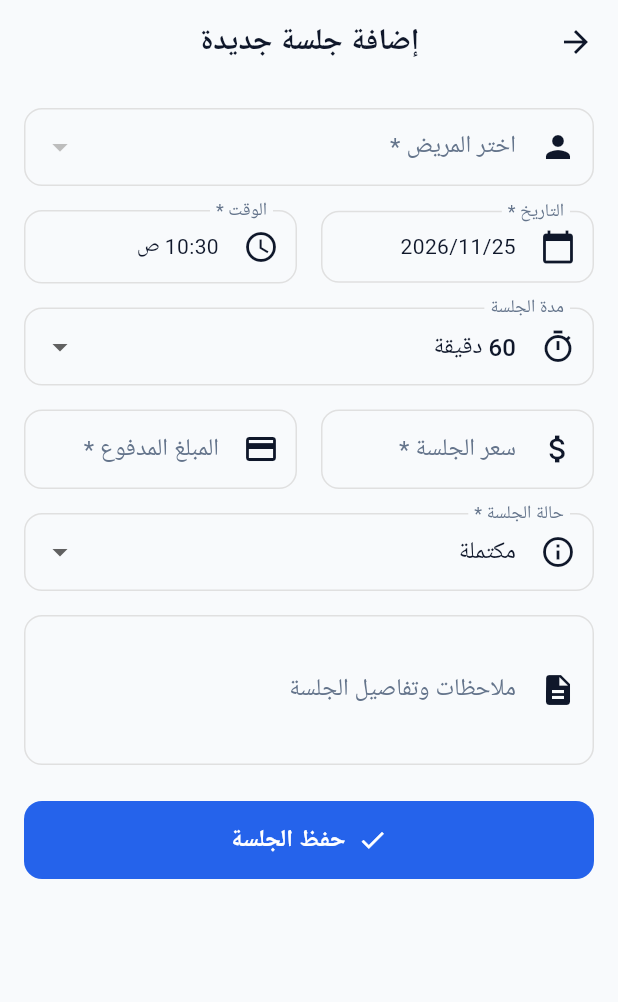
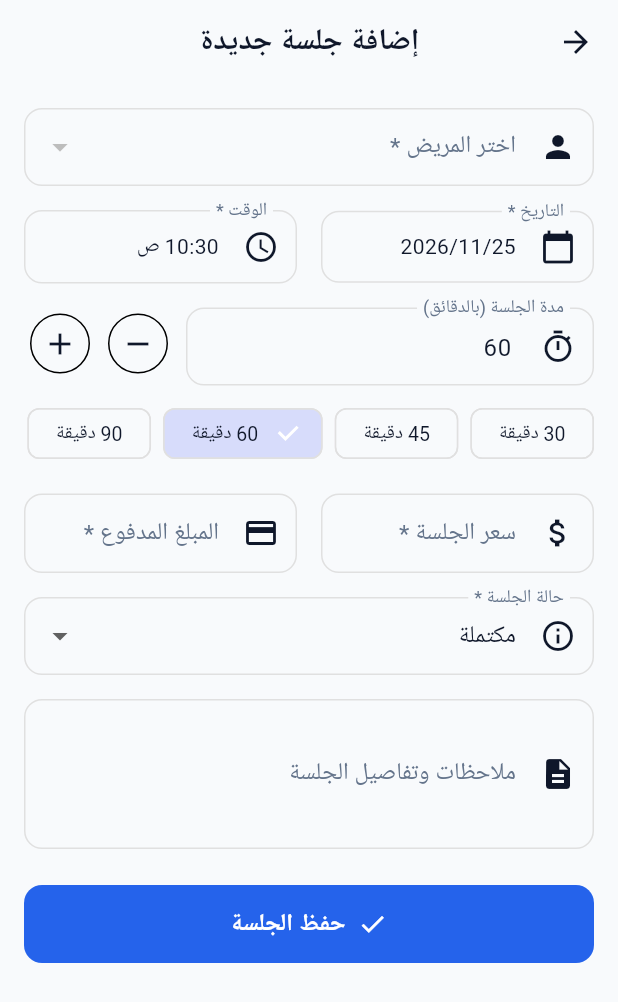
Before and after one commit to omarAhmed7525/Physical-Therapy-App, a Flutter app: the AddSessionView screen opened by its route, on a phone screen of 412 x 824 dp. Shown: the top 1002 px of the screen. Run offline on Flutter 3.47's test engine with Material 3 defaults, Android fonts, the phone set to English and light mode, and no system bars; our stand-ins replace cloud_firestore, firebase_auth, firebase_core, fl_chart, flutter_local_notifications, flutter_map and 6 more; accounts and stored records are empty; generated files the repository leaves out were written again.

Commit message:
S4: replace duration dropdown with manual DurationField widget

```diff
--- a/lib/features/sessions/add_session_view.dart
+++ b/lib/features/sessions/add_session_view.dart
@@ -8,6 +8,7 @@ import 'package:physical_therapy/providers/patient_provider.dart';
 import 'package:physical_therapy/providers/session_provider.dart';
 import 'package:physical_therapy/widgets/custom_button.dart';
 import 'package:physical_therapy/widgets/custom_textfield.dart';
+import 'package:physical_therapy/widgets/duration_field.dart';
 import 'package:provider/provider.dart';
 
 /// Arguments for opening the Add Session view.
@@ -365,25 +366,11 @@ class _AddSessionViewState extends State<AddSessionView> {
               ),
               const SizedBox(height: 16),
 
-              // ── Duration Dropdown ──────────────────────────────────────────
-              DropdownButtonFormField<int>(
+              // ── Duration Field ─────────────────────────────────────────────
+              DurationField(
                 initialValue: _selectedDurationMinutes,
-                decoration: const InputDecoration(
-                  labelText: 'مدة الجلسة',
-                  prefixIcon: Icon(Icons.timer_outlined),
-                ),
-                items: const [
-                  DropdownMenuItem(value: 30, child: Text('30 دقيقة')),
-                  DropdownMenuItem(value: 45, child: Text('45 دقيقة')),
-                  DropdownMenuItem(value: 60, child: Text('60 دقيقة')),
-                  DropdownMenuItem(value: 90, child: Text('90 دقيقة')),
-                ],
                 onChanged: (value) {
-                  if (value != null) {
-                    setState(() {
-                      _selectedDurationMinutes = value;
-                    });
-                  }
+                  _selectedDurationMinutes = value;
                 },
               ),
               const SizedBox(height: 16),
--- /dev/null
+++ b/lib/widgets/duration_field.dart
@@ -0,0 +1,120 @@
+import 'package:flutter/material.dart';
+import 'package:flutter/services.dart';
+
+/// Shared duration input field with quick-pick chips (30, 45, 60, 90)
+/// and +/- 5-minute stepper buttons.
+class DurationField extends StatefulWidget {
+  final int initialValue;
+  final ValueChanged<int> onChanged;
+
+  const DurationField({
+    super.key,
+    required this.initialValue,
+    required this.onChanged,
+  });
+
+  @override
+  State<DurationField> createState() => _DurationFieldState();
+}
+
+class _DurationFieldState extends State<DurationField> {
+  static const List<int> _quickPicks = [30, 45, 60, 90];
+  late final TextEditingController _controller;
+  late int _currentValue;
+
+  @override
+  void initState() {
+    super.initState();
+    _currentValue = widget.initialValue;
+    _controller = TextEditingController(text: _currentValue.toString());
+  }
+
+  @override
+  void dispose() {
+    _controller.dispose();
+    super.dispose();
+  }
+
+  void _setValue(int value) {
+    final clamped = value.clamp(5, 480);
+    setState(() {
+      _currentValue = clamped;
+      _controller.text = clamped.toString();
+      _controller.selection = TextSelection.fromPosition(
+        TextPosition(offset: _controller.text.length),
+      );
+    });
+    widget.onChanged(clamped);
+  }
+
+  @override
+  Widget build(BuildContext context) {
+    final theme = Theme.of(context);
+
+    return Column(
+      crossAxisAlignment: CrossAxisAlignment.start,
+      children: [
+        Row(
+          crossAxisAlignment: CrossAxisAlignment.start,
+          children: [
+            Expanded(
+              child: TextFormField(
+                controller: _controller,
+                keyboardType: TextInputType.number,
+                inputFormatters: [FilteringTextInputFormatter.digitsOnly],
+                decoration: const InputDecoration(
+                  labelText: 'مدة الجلسة (بالدقائق)',
+                  prefixIcon: Icon(Icons.timer_outlined),
+                ),
+                onChanged: (text) {
+                  final parsed = int.tryParse(text.trim());
+                  setState(() {
+                    _currentValue = parsed ?? 0;
+                  });
+                  if (parsed != null && parsed >= 5 && parsed <= 480) {
+                    widget.onChanged(parsed);
+                  }
+                },
+                validator: (value) {
+                  if (value == null || value.trim().isEmpty) {
+                    return 'أدخل مدة بين 5 و 480 دقيقة';
+                  }
+                  final parsed = int.tryParse(value.trim());
+                  if (parsed == null || parsed < 5 || parsed > 480) {
+                    return 'أدخل مدة بين 5 و 480 دقيقة';
+                  }
+                  return null;
+                },
+              ),
+            ),
+            const SizedBox(width: 8),
+            IconButton.outlined(
+              onPressed: () => _setValue((_currentValue > 0 ? _currentValue : 60) - 5),
+              icon: const Icon(Icons.remove),
+              tooltip: 'إنقاص 5 دقائق',
+            ),
+            const SizedBox(width: 4),
+            IconButton.outlined(
+              onPressed: () => _setValue((_currentValue > 0 ? _currentValue : 60) + 5),
+              icon: const Icon(Icons.add),
+              tooltip: 'زيادة 5 دقائق',
+            ),
+          ],
+        ),
+        const SizedBox(height: 8),
+        Wrap(
+          spacing: 8,
+          children: _quickPicks.map((minutes) {
+            final isSelected = _currentValue == minutes;
+            return ChoiceChip(
+              label: Text('$minutes دقيقة'),
+              selected: isSelected,
+              selectedColor: theme.colorScheme.primary.withValues(alpha: 0.18),
+              onSelected: (_) => _setValue(minutes),
+            );
+          }).toList(),
+        ),
+      ],
+    );
+  }
+}
```
Also changed, not shown: lib/features/sessions/edit_session_view.dart (+4 -17 lines).
